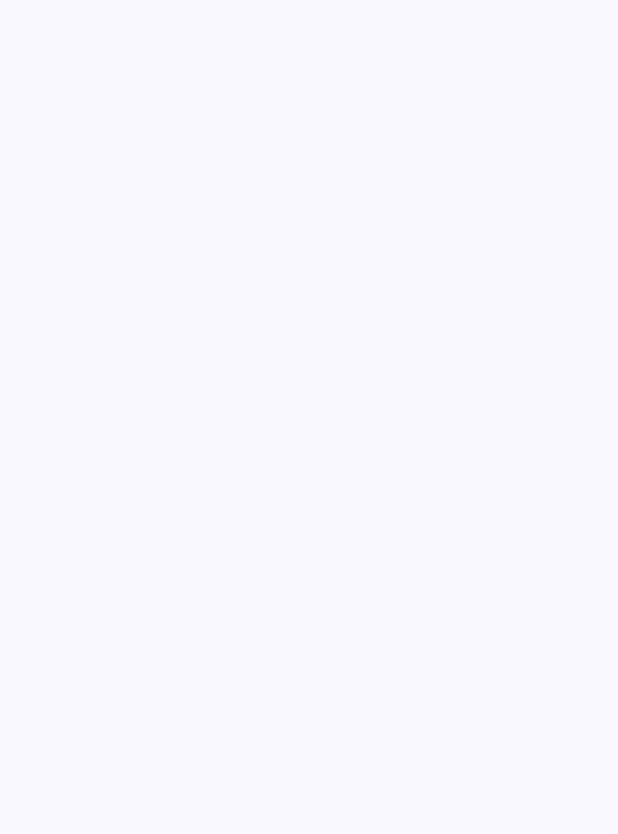
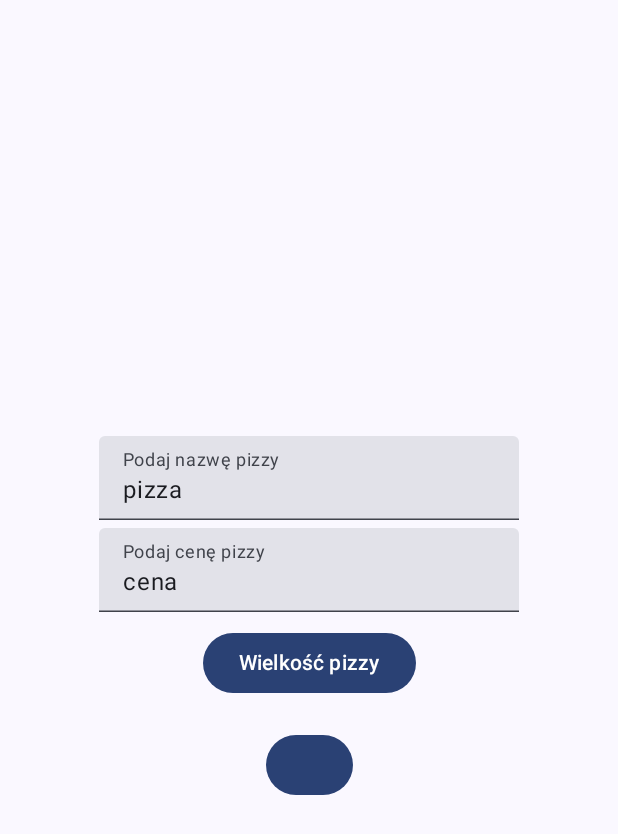
Before and after one commit to JKM3BT/PAM, an Android app built with Jetpack Compose: the screen it shows after launch (MainActivity), on a phone screen of 412 x 824 dp. Before the commit the part shown is empty. Shown: the top 834 px of the screen. Run offline under Robolectric (Android 15) with nearby library versions, the phone set to English and light mode, and no system bars.

Commit message:
'listaPizz' requiers more work

```diff
--- a/ListaPizz/app/src/main/java/com/example/listapizz/MainActivity.kt
+++ b/ListaPizz/app/src/main/java/com/example/listapizz/MainActivity.kt
@@ -3,14 +3,29 @@ package com.example.listapizz
 import android.os.Bundle
 import androidx.activity.ComponentActivity
 import androidx.activity.compose.setContent
+import androidx.compose.foundation.layout.Arrangement
+import androidx.compose.foundation.layout.Box
 import androidx.compose.foundation.layout.Column
+import androidx.compose.foundation.layout.Spacer
 import androidx.compose.foundation.layout.fillMaxSize
+import androidx.compose.foundation.layout.height
 import androidx.compose.foundation.layout.padding
+import androidx.compose.foundation.text.KeyboardOptions
+import androidx.compose.material3.Button
+import androidx.compose.material3.DropdownMenu
+import androidx.compose.material3.DropdownMenuItem
 import androidx.compose.material3.MaterialTheme
 import androidx.compose.material3.Surface
 import androidx.compose.material3.Text
+import androidx.compose.material3.TextField
 import androidx.compose.runtime.Composable
+import androidx.compose.runtime.getValue
+import androidx.compose.runtime.mutableStateOf
+import androidx.compose.runtime.remember
+import androidx.compose.runtime.setValue
+import androidx.compose.ui.Alignment
 import androidx.compose.ui.Modifier
+import androidx.compose.ui.text.input.KeyboardType
 import androidx.compose.ui.tooling.preview.Preview
 import androidx.compose.ui.unit.dp
 import com.example.listapizz.ui.theme.ListaPizzTheme
@@ -34,10 +49,70 @@ class MainActivity : ComponentActivity() {
 
 @Composable
 fun ListaPizz(){
+    val myList = remember { mutableListOf<Pizza>()}
+    var nameState by remember {
+        mutableStateOf("")
+    }
+    var priceText by remember {
+        mutableStateOf("")
+    }
+    var pizzaSize by remember{
+        mutableStateOf("")
+    }
+    var isExpended by remember{
+        mutableStateOf(false)
+    }
     Column(
-        modifier = Modifier.padding(16.dp)
-    ) {
+        modifier = Modifier.padding(16.dp),
+        horizontalAlignment = Alignment.CenterHorizontally,
+        verticalArrangement = Arrangement.Center
+    )
+    {
+        TextField(value = "pizza", onValueChange = {},
+            label ={Text(text="Podaj nazwę pizzy")},
+            singleLine = true
+        )
 
+        Spacer(modifier = Modifier.height(5.dp))
+
+        TextField(value = "cena", onValueChange = {},
+            label ={Text(text="Podaj cenę pizzy")},
+            singleLine = true,
+            keyboardOptions = KeyboardOptions.Default.copy(keyboardType = KeyboardType.Number
+            )
+        )
+
+        Spacer(modifier = Modifier.height(10.dp))
+
+        Box {
+            Button(onClick = {isExpended=true}) {
+                Text(text = "Wielkość pizzy")
+            }
+            DropdownMenu(expanded = isExpended, onDismissRequest = {isExpended=false})
+            {
+                DropdownMenuItem(text = {Text(text = "mała")}, onClick = {
+                    pizzaSize="mała"
+                    isExpended=false
+                })
+                DropdownMenuItem(text = { Text(text = "duża")}, onClick = {
+                    pizzaSize="duża"
+                    isExpended=false
+                })
+            }
+        }
+
+        Spacer(modifier = Modifier.height(20.dp))
+
+        Button(onClick = {}) {
+            if (nameState.isNotEmpty()){
+                myList.add(
+                    Pizza(
+                        name=nameState,
+                        price=
+                    )
+                )
+            }
+        }
     }
 }
 
--- /dev/null
+++ b/ListaPizz/app/src/main/java/com/example/listapizz/Pizza.kt
@@ -0,0 +1,3 @@
+package com.example.listapizz
+
+data class Pizza(var name:String, var price:Double, var size:String)
```
